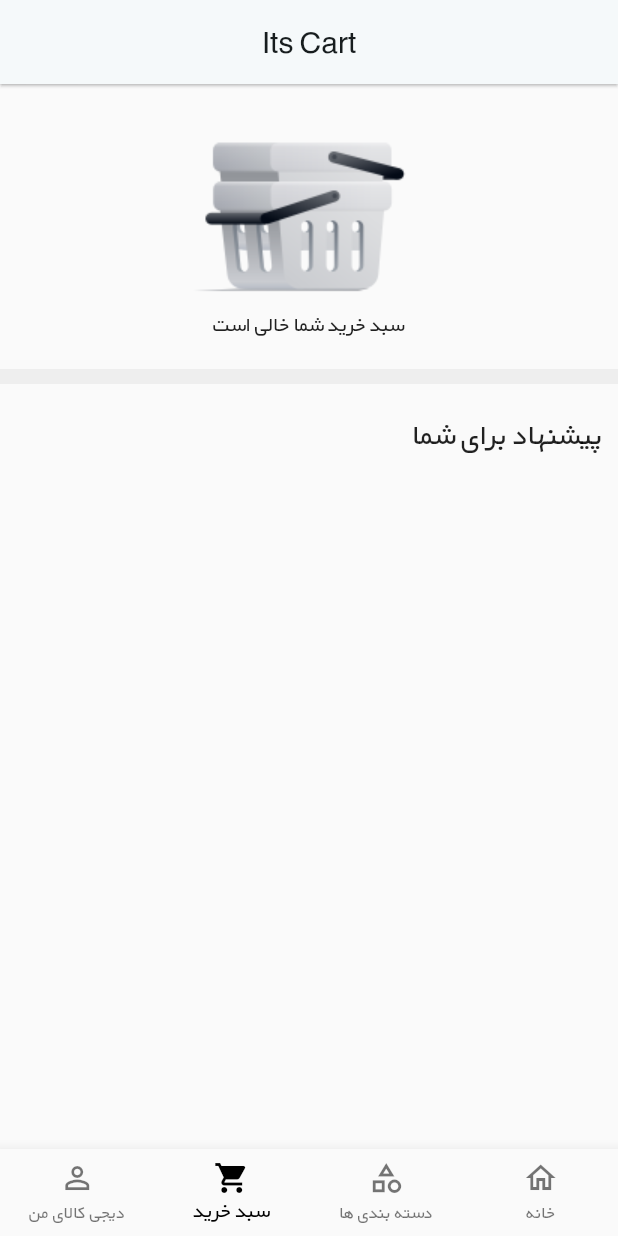
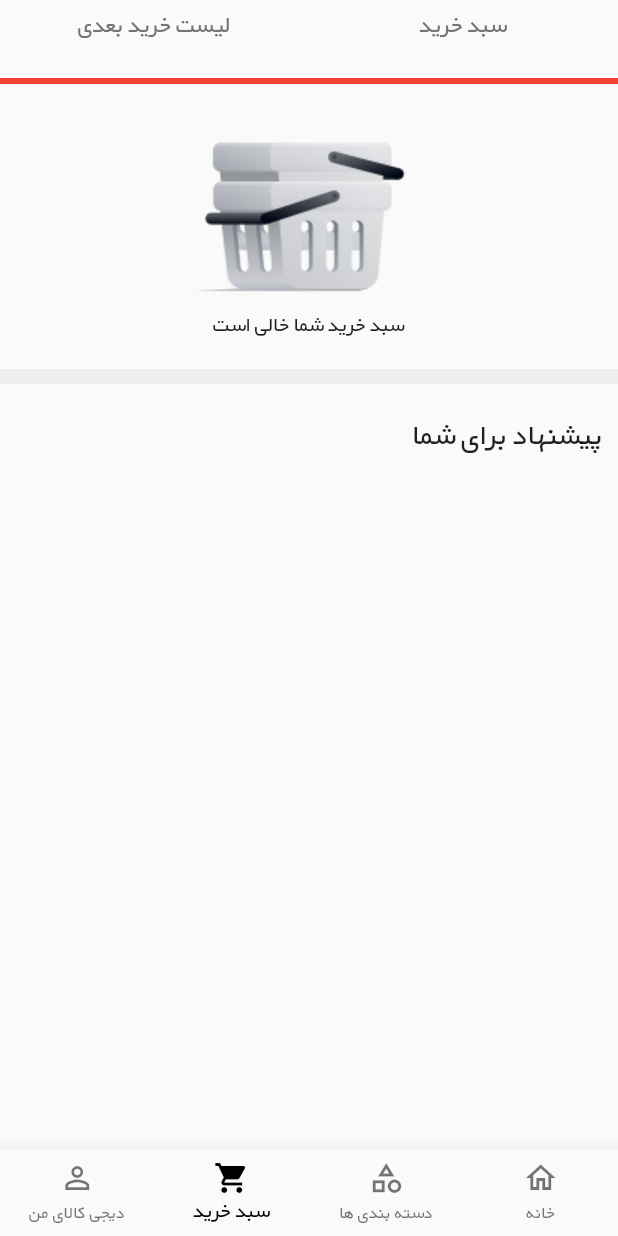
Before and after one commit to thatserfan/Digikala-UI-Flutter, a Flutter app: the screen it shows after launch, item 2 of the bottom bar chosen, on a phone screen of 412 x 824 dp. Run offline on Flutter 3.47's test engine with Material 2 defaults, Android fonts, the phone set to English and light mode, and no system bars; our stand-ins replace carousel_slider.

Commit message:
Create custom appbar for cart screen

```diff
--- a/lib/screen/tabs.dart
+++ b/lib/screen/tabs.dart
@@ -1,6 +1,7 @@
 import 'package:digikala_ui/screen/cart_screen.dart';
 import 'package:digikala_ui/screen/category_screen.dart';
 import 'package:digikala_ui/screen/home_screen.dart';
+import 'package:digikala_ui/widgets/cart_appbar.dart';
 import 'package:digikala_ui/widgets/search_bar.dart';
 import 'package:flutter/material.dart';
 
@@ -18,6 +19,18 @@ class _TabsScreenState extends State<TabsScreen> {
   Widget build(BuildContext context) {
     Widget activePage = const HomeScreen();
 
+    PreferredSizeWidget searchBar = AppBar(
+      backgroundColor: Theme.of(context).colorScheme.onSecondary,
+      shadowColor: Colors.black,
+      elevation: 0.8,
+      title: (_selectedPageIndex != 1)
+          ? const SearchBarWidget()
+          : const CartAppBar(),
+      centerTitle: true,
+    );
+
+    PreferredSizeWidget activeAppBar = searchBar;
+
     void selectedPage(int index) {
       setState(() {
         _selectedPageIndex = index;
@@ -27,27 +40,22 @@ class _TabsScreenState extends State<TabsScreen> {
     switch (_selectedPageIndex) {
       case 1:
         activePage = const CartScreen();
+        activeAppBar = const CartAppBar();
         break;
       case 2:
         activePage = const CategoryScreen();
+        activeAppBar = searchBar;
         break;
       case 3:
         activePage = const HomeScreen();
+        activeAppBar = searchBar;
         break;
       default:
         activePage = const Text('No HOME');
     }
 
     return Scaffold(
-      appBar: AppBar(
-        backgroundColor: Theme.of(context).colorScheme.onSecondary,
-        shadowColor: Colors.black,
-        elevation: 0.8,
-        title: (_selectedPageIndex != 1)
-            ? const SearchBarWidget()
-            : Text('Its Cart'),
-        centerTitle: true,
-      ),
+      appBar: activeAppBar,
       body: activePage,
       bottomNavigationBar: BottomNavigationBar(
         onTap: selectedPage,
--- /dev/null
+++ b/lib/widgets/cart_appbar.dart
@@ -0,0 +1,73 @@
+import 'package:flutter/material.dart';
+
+class CartAppBar extends StatefulWidget implements PreferredSizeWidget {
+  const CartAppBar({super.key});
+
+  @override
+  State<CartAppBar> createState() => _CartAppBarState();
+
+  @override
+  Size get preferredSize => const Size(200, kToolbarHeight);
+}
+
+class _CartAppBarState extends State<CartAppBar> {
+  @override
+  Widget build(BuildContext context) {
+    int _selectedPageIndex = 0;
+
+    void selectedPage(int index) {
+      setState(() {
+        _selectedPageIndex = index;
+      });
+    }
+
+    return const SafeArea(
+      child: SizedBox(
+        height: kToolbarHeight,
+        width: double.infinity,
+        child: Row(
+          children: [
+            CartAppBarItem(title: 'لیست خرید بعدی'),
+            CartAppBarItem(title: 'سبد خرید'),
+          ],
+        ),
+      ),
+    );
+  }
+}
+
+class CartAppBarItem extends StatelessWidget {
+  const CartAppBarItem({super.key, required this.title});
+
+  final String title;
+//Id Text
+  @override
+  Widget build(BuildContext context) {
+    return Expanded(
+      child: InkWell(
+        highlightColor: Colors.white,
+        onTap: () {},
+        child: Column(
+          children: [
+            Expanded(
+              child: Padding(
+                padding: const EdgeInsets.symmetric(vertical: 5),
+                child: Text(
+                  title,
+                  style: Theme.of(context)
+                      .textTheme
+                      .titleMedium
+                      ?.copyWith(color: Colors.grey[600]),
+                ),
+              ),
+            ),
+            Container(
+              height: 4,
+              color: Colors.red,
+            ),
+          ],
+        ),
+      ),
+    );
+  }
+}
```
